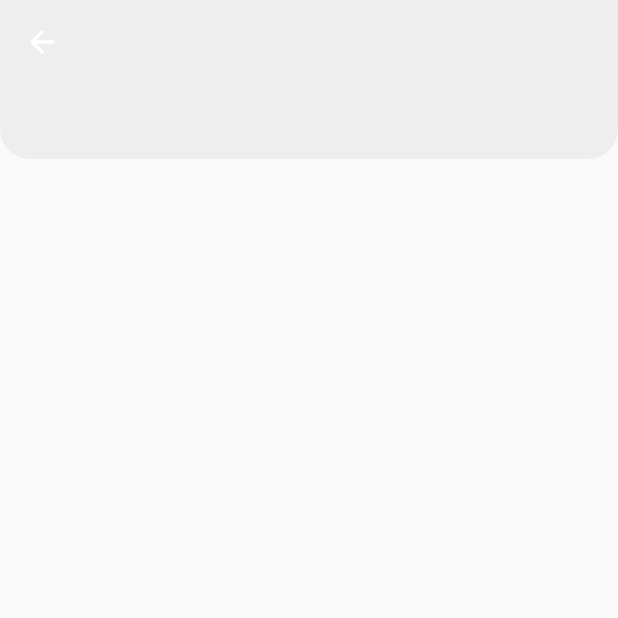
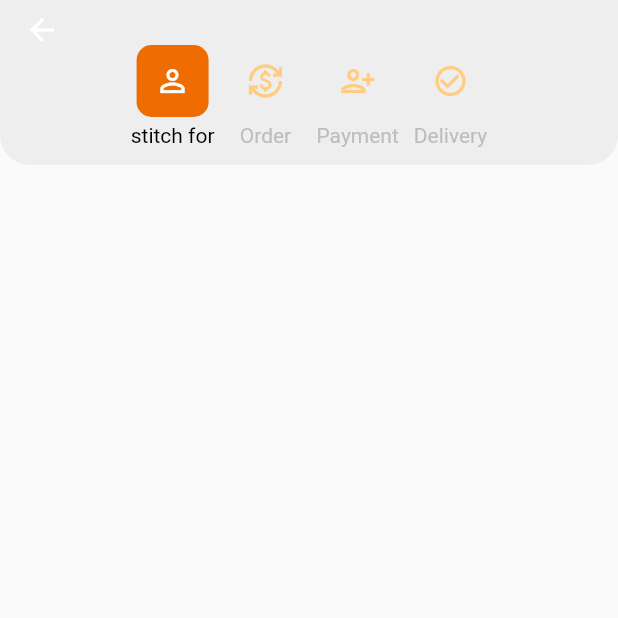
Before and after one commit to RipeSeed/stitch-it-asadullahtariq, a Flutter app: the OrderStart screen opened by its route, on a phone screen of 412 x 824 dp, the top half of it. Run offline on Flutter 3.47's test engine with Material 2 defaults, Android fonts, the phone set to English and light mode, and no system bars.

Commit message:
status Bar design is completed

```diff
--- /dev/null
+++ b/lib/Data/OrderOptionsList.json
@@ -0,0 +1,16 @@
+{
+   "items": [{
+"id": "1",
+"name":"stitch for",
+"icons":"person"
+    },{
+"id": "2",
+"name":"Order","icon":"shopping_cart"
+    },{
+"id": "3",
+"name":"Payment","icon":"payment"
+    },{
+"id": "4",
+"name":"Delivery","icon":"local_shipping"
+    }]
+}
--- a/lib/main.dart
+++ b/lib/main.dart
@@ -26,6 +26,7 @@ class MyApp extends StatelessWidget {
       theme: ThemeData(
         primarySwatch: Colors.deepOrange,
       ),
+      initialRoute: MyRoutes.OrderStart,
       routes: {
         MyRoutes.Home: (context) => const Home(),
         MyRoutes.Login: (context) => const Login(),
--- a/lib/screens/OrderStart.dart
+++ b/lib/screens/OrderStart.dart
@@ -1,32 +1,21 @@
+// ignore: file_names
 import 'package:flutter/material.dart';
+import 'package:practice/widgets/OrderSttaus.dart';
 
+// ignore: must_be_immutable
 class OrderStart extends StatelessWidget {
   const OrderStart({super.key});
 
   @override
   Widget build(BuildContext context) {
     return Scaffold(
-      appBar: AppBar(
-        backgroundColor: Colors.grey[200],
-        elevation: 0,
-      ),
-      body: Column(
-        children: [
-          SizedBox(
-            width: double.infinity,
-            height: 50,
-            child: Container(
-              decoration: BoxDecoration(
-                color: Colors.grey[200],
-                borderRadius: const BorderRadius.only(
-                  bottomLeft: Radius.circular(20),
-                  bottomRight: Radius.circular(20),
-                ),
-              ),
-            ),
-          )
-        ],
-      ),
-    );
+        appBar: AppBar(
+          backgroundColor: Colors.grey[200],
+          elevation: 0,
+          toolbarHeight: 30,
+        ),
+        body: Column(
+          children: const [OrderStatus(current: 0)],
+        ));
   }
 }
--- /dev/null
+++ b/lib/widgets/OrderStatusWidget.dart
@@ -0,0 +1,51 @@
+import 'package:flutter/material.dart';
+
+class OrderStatusWidget extends StatelessWidget {
+  final int iconId;
+  final String statusName;
+  final int index;
+  final int current;
+
+  const OrderStatusWidget(
+      {super.key,
+      required this.iconId,
+      required this.statusName,
+      required this.index,
+      required this.current});
+
+  @override
+  Widget build(BuildContext context) {
+    return Container(
+      margin: EdgeInsets.symmetric(horizontal: 5),
+      child: Column(
+        children: [
+          SizedBox(
+            height: 48,
+            width: 48,
+            child: Container(
+              decoration: BoxDecoration(
+                color: current == index ? Colors.orange[800] : null,
+                borderRadius: BorderRadius.circular(10),
+              ),
+              child: Icon(
+                IconData(
+                  iconId,
+                  fontFamily: 'MaterialIcons',
+                ),
+                color: index == current ? Colors.white : Colors.orange[200],
+              ),
+            ),
+          ),
+          SizedBox(
+            height: 4,
+          ),
+          Text(
+            statusName,
+            style: TextStyle(
+                color: current == index ? Colors.black : Colors.grey[400]),
+          ),
+        ],
+      ),
+    );
+  }
+}
--- /dev/null
+++ b/lib/widgets/OrderSttaus.dart
@@ -0,0 +1,50 @@
+import 'package:flutter/material.dart';
+import 'package:practice/widgets/OrderStatusWidget.dart';
+
+class OrderStatus extends StatelessWidget {
+  final int current;
+
+  const OrderStatus({super.key, required this.current});
+
+  @override
+  Widget build(BuildContext context) {
+    var data = [
+      {"id": "1", "name": "stitch for", "icon": 0xe497},
+      {"id": "2", "name": "Order", "icon": 0xf04dc},
+      {"id": "3", "name": "Payment", "icon": 0xe493},
+      {"id": "4", "name": "Delivery", "icon": 0xe15a}
+    ];
+
+    return Column(
+      children: [
+        SizedBox(
+          width: double.infinity,
+          height: 80,
+          child: Container(
+              decoration: BoxDecoration(
+                color: Colors.grey[200],
+                borderRadius: const BorderRadius.only(
+                  bottomLeft: Radius.circular(20),
+                  bottomRight: Radius.circular(20),
+                ),
+              ),
+              child: Row(
+                mainAxisAlignment: MainAxisAlignment.center,
+                children: [
+                  ...(data)
+                      .asMap()
+                      .entries
+                      .map((item) => OrderStatusWidget(
+                          index: item.key,
+                          current: current,
+                          iconId: (item.value["icon"]! as int),
+                          statusName: item.value["name"].toString()))
+                      .toList()
+                ],
+              ) // all the children is making an error
+              ),
+        ),
+      ],
+    );
+  }
+}
```
